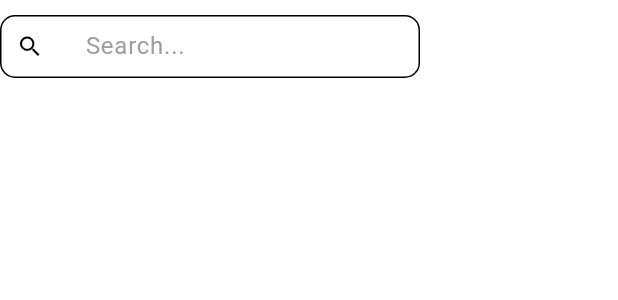
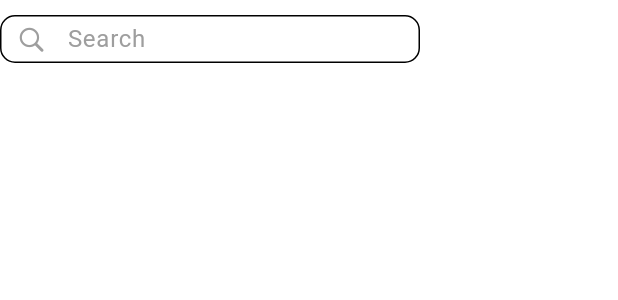
Before and after one commit to Lamintan5/TallyApp, a Flutter app: the EntitySaleReport widget shown alone on an empty page, opened directly with empty values, on a phone screen of 412 x 824 dp. Shown: the top 300 px of the screen. Run offline on Flutter 3.47's test engine with Material 3 defaults, Android fonts, the phone set to English and light mode, and no system bars; our stand-ins replace animated_toggle_switch, audioplayers, badges, cached_network_image, camera, carousel_slider and 24 more; missing offline and left inert: mobile_scanner, onesignal_flutter, qr_scanner_overlay; accounts and stored records are empty; network calls fail.

Commit message:
sale-report-search

```diff
--- a/lib/Widget/extras/enity_sale_report.dart
+++ b/lib/Widget/extras/enity_sale_report.dart
@@ -5,6 +5,7 @@ import 'package:TallyApp/main.dart';
 import 'package:TallyApp/models/inventories.dart';
 import 'package:TallyApp/models/products.dart';
 import 'package:TallyApp/views/enty_tabs/sales.dart';
+import 'package:flutter/cupertino.dart';
 import 'package:flutter/material.dart';
 
 import '../../models/sales.dart';
@@ -30,6 +31,7 @@ class _EntitySaleReportState extends State<EntitySaleReport> {
 
   int? sortColumnIndex;
   bool isAscending = false;
+  bool isFilled = false;
 
   _getDetails(){
     _getData();
@@ -94,7 +96,6 @@ class _EntitySaleReportState extends State<EntitySaleReport> {
               maxWidth: 280,
               minWidth: 100
           ),
-          padding: EdgeInsets.only(left: 10),
           decoration: BoxDecoration(
             border: Border.all(
                 width: 1, color: reverse
@@ -103,22 +104,49 @@ class _EntitySaleReportState extends State<EntitySaleReport> {
                 Radius.circular(10)
             ),
           ),
-          child: TextFormField(
+          child:TextFormField(
             controller: _search,
             keyboardType: TextInputType.text,
-            style: TextStyle(color: reverse),
             decoration: InputDecoration(
-                hintText: "Search...",
-                hintStyle: TextStyle(color: secondaryColor),
-                filled: false,
-                isDense: true,
-                contentPadding: EdgeInsets.all(8),
-                icon: Icon(Icons.search, color: reverse,),
-                border: OutlineInputBorder(
-                    borderSide: BorderSide.none
-                )
+              hintText: "Search",
+              border: OutlineInputBorder(
+                borderRadius: BorderRadius.all(
+                    Radius.circular(5)
+                ),
+                borderSide: BorderSide.none,
+              ),
+              hintStyle: TextStyle(color: secondaryColor, fontWeight: FontWeight.normal),
+              prefixIcon: Icon(CupertinoIcons.search, size: 20,color: secondaryColor),
+
+              prefixIconConstraints: BoxConstraints(
+                  minWidth: 40,
+                  minHeight: 30
+              ),
+              suffixIcon: isFilled?InkWell(
+                  onTap: (){
+                    _search.clear();
+                    setState(() {
+                      isFilled = false;
+                    });
+                  },
+                  borderRadius: BorderRadius.circular(100),
+                  child: Icon(Icons.cancel, size: 20,color: secondaryColor)
+              ) :SizedBox(),
+              suffixIconConstraints: BoxConstraints(
+                  minWidth: 40,
+                  minHeight: 30
+              ),
+              contentPadding: EdgeInsets.symmetric(vertical: 1, horizontal: 20),
+              filled: false,
+              isDense: true,
             ),
-            onChanged:  (value) => setState((){}),
+            onChanged:  (value) => setState((){
+              if(value.isNotEmpty){
+                isFilled = true;
+              } else {
+                isFilled = false;
+              }
+            }),
           ),
         ),
         SingleChildScrollView(
```
